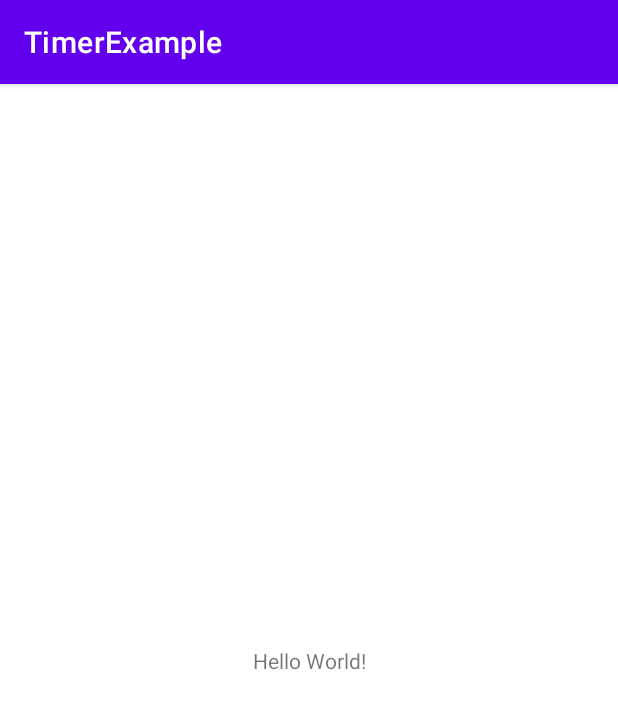
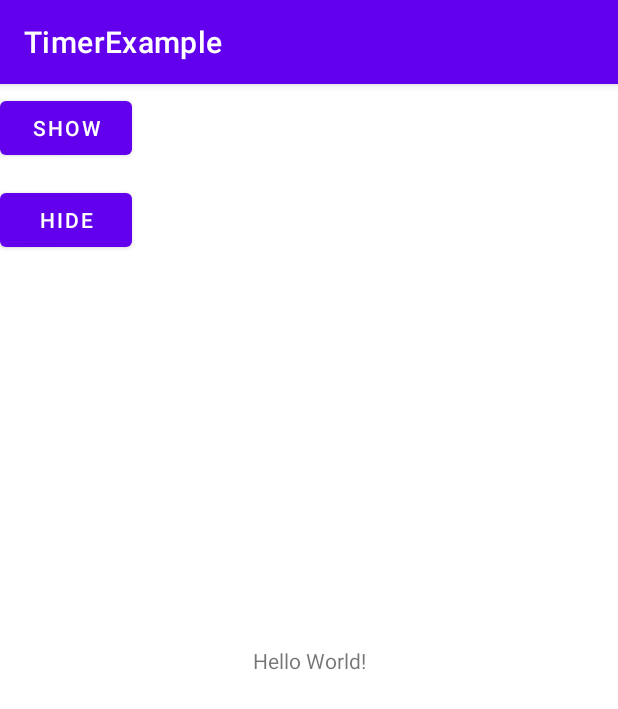
Before and after one commit to grinit10/Android-Tutorial, an Android app: the screen it shows after launch (MainActivity), on a phone screen of 412 x 824 dp. Shown: the top 709 px of the screen. Run offline under Robolectric (Android 15) with nearby library versions, the phone set to English and light mode, and no system bars.

Commit message:
Adding show hide functionality.

```diff
--- a/TimerExample/app/src/main/java/com/example/timerexample/MainActivity.java
+++ b/TimerExample/app/src/main/java/com/example/timerexample/MainActivity.java
@@ -5,13 +5,26 @@ import androidx.appcompat.app.AppCompatActivity;
 import android.os.Bundle;
 import android.os.CountDownTimer;
 import android.util.Log;
+import android.view.View;
+import android.widget.TextView;
 
 public class MainActivity extends AppCompatActivity {
+
+    TextView textView;
+    public void show(View view) {
+        textView.setVisibility(View.VISIBLE);
+    }
+
+    public void hide(View view) {
+        textView.setVisibility(View.INVISIBLE);
+    }
 
     @Override
     protected void onCreate(Bundle savedInstanceState) {
         super.onCreate(savedInstanceState);
         setContentView(R.layout.activity_main);
+
+        textView = findViewById(R.id.textViewThang);
 
         new CountDownTimer(10000, 100) {
 
--- a/TimerExample/app/src/main/res/layout/activity_main.xml
+++ b/TimerExample/app/src/main/res/layout/activity_main.xml
@@ -7,6 +7,7 @@
     tools:context=".MainActivity">
 
     <TextView
+        android:id="@+id/textViewThang"
         android:layout_width="wrap_content"
         android:layout_height="wrap_content"
         android:text="Hello World!"
@@ -15,4 +16,24 @@
         app:layout_constraintRight_toRightOf="parent"
         app:layout_constraintTop_toTopOf="parent" />
 
+    <Button
+        android:id="@+id/button"
+        android:layout_width="wrap_content"
+        android:layout_height="wrap_content"
+        android:layout_marginTop="5dp"
+        android:onClick="show"
+        android:text="Show"
+        app:layout_constraintStart_toStartOf="parent"
+        app:layout_constraintTop_toTopOf="parent" />
+
+    <Button
+        android:id="@+id/button2"
+        android:layout_width="wrap_content"
+        android:layout_height="wrap_content"
+        android:layout_marginTop="13dp"
+        android:onClick="hide"
+        android:text="Hide"
+        app:layout_constraintStart_toStartOf="parent"
+        app:layout_constraintTop_toBottomOf="@+id/button" />
+
 </androidx.constraintlayout.widget.ConstraintLayout>
```
